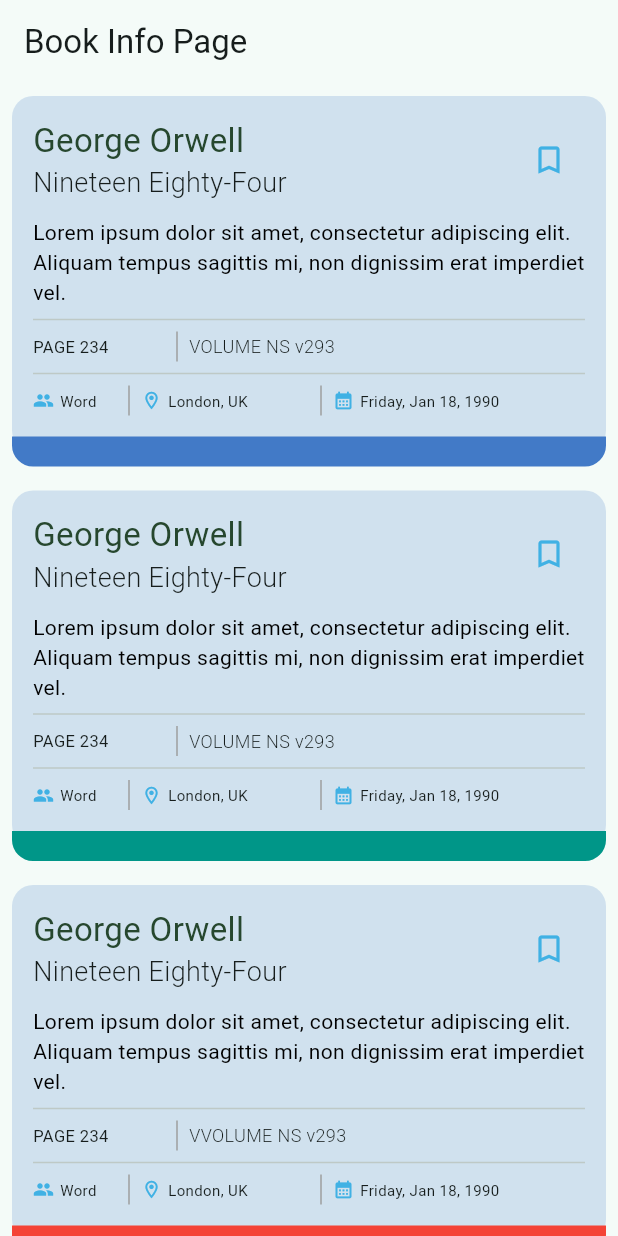
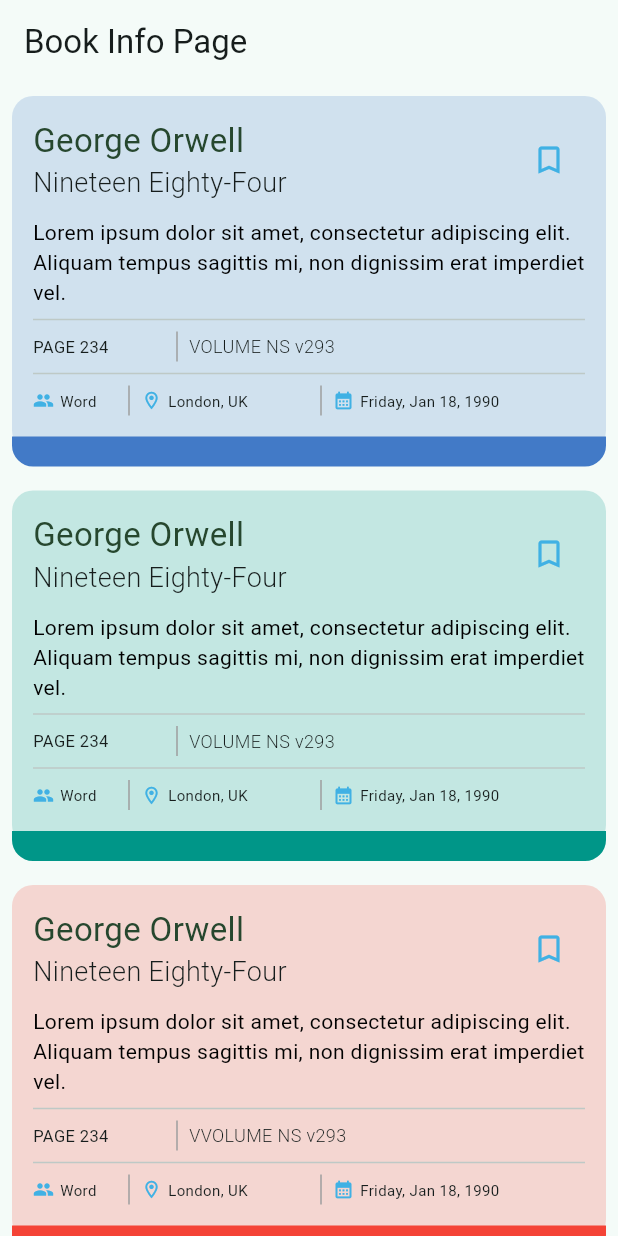
Before and after one commit to toluene5019/test_widgets, a Flutter app: the screen it shows after launch, on a phone screen of 412 x 824 dp. Run offline on Flutter 3.47's test engine with Material 3 defaults, Android fonts, the phone set to English and light mode, and no system bars; our stand-ins replace flutter_svg, share_plus.

Commit message:
bookinfo color fix

```diff
--- a/lib/widgets/book_info_card.dart
+++ b/lib/widgets/book_info_card.dart
@@ -31,7 +31,7 @@ class BookInfoCard extends StatelessWidget {
       margin: const EdgeInsets.all(8),
       padding: const EdgeInsets.all(14),
       decoration: BoxDecoration(
-        color: AppColor.blueColor.withOpacity(0.2),
+        color: bookInfoColor.withOpacity(0.2),
         border: Border(
           bottom: BorderSide(
             color: bookInfoColor,
```
